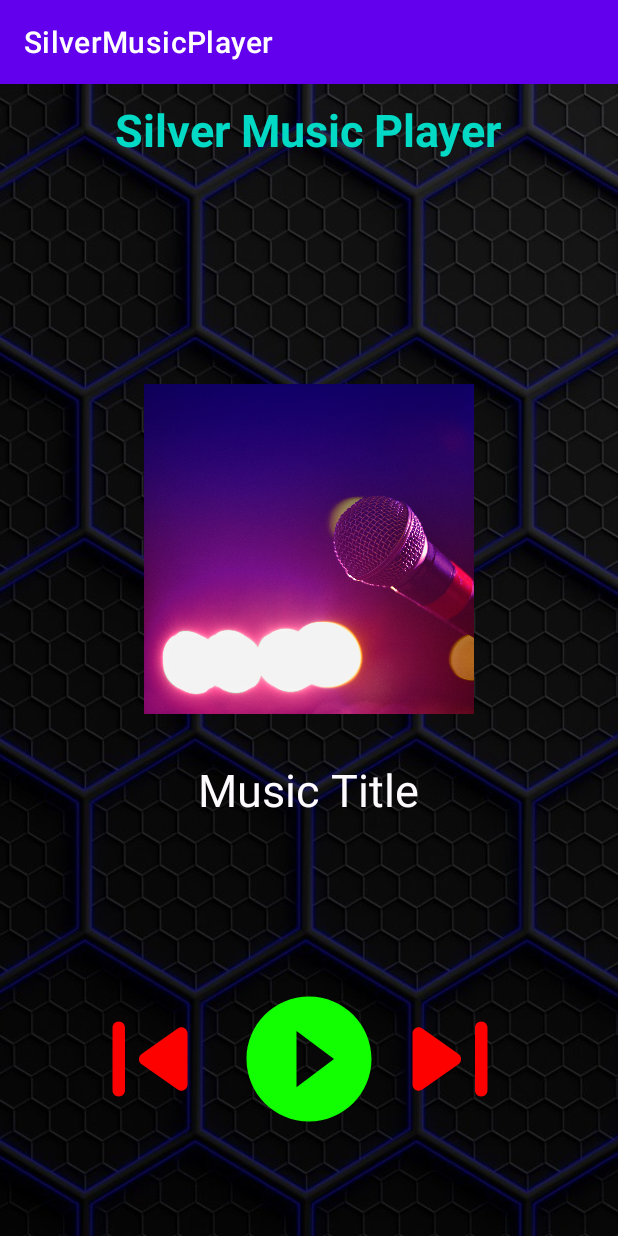
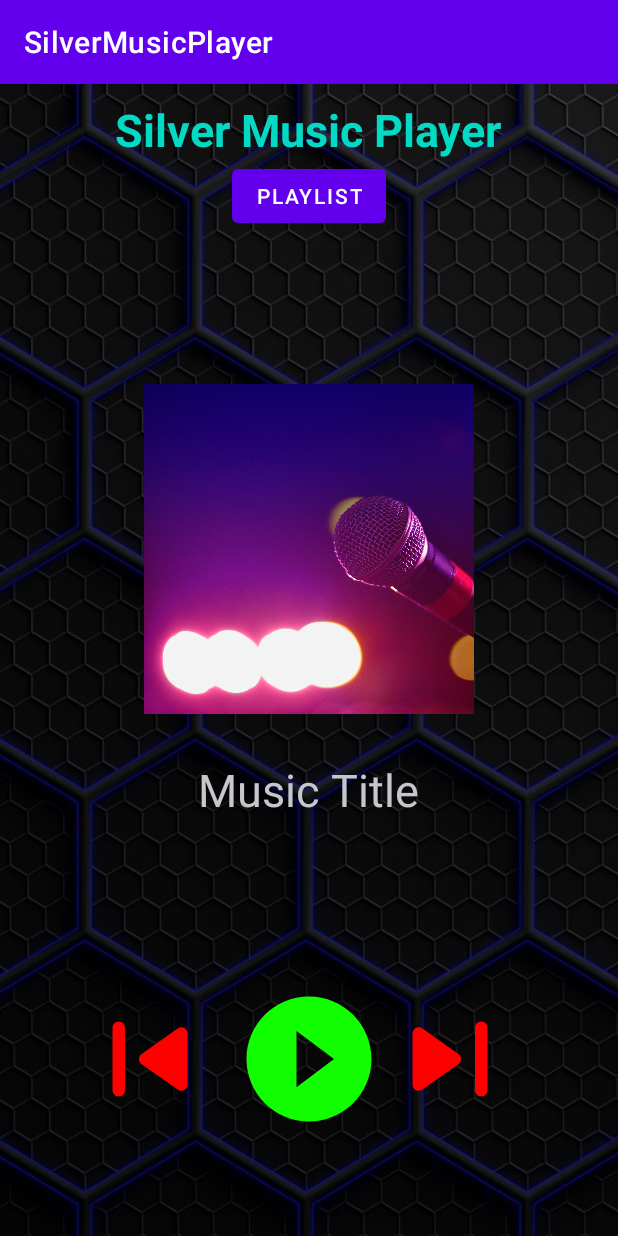
Before and after one commit to gnsgns6/SilverMusicPlayer2, an Android app: the screen it shows after launch (MainActivity), on a phone screen of 412 x 824 dp. Run offline under Robolectric (Android 15) with nearby library versions, the phone set to English and light mode, and no system bars.

Commit message:
Initial Code

```diff
--- a/app/src/main/res/layout/activity_main.xml
+++ b/app/src/main/res/layout/activity_main.xml
@@ -18,13 +18,23 @@
         android:textSize="30sp"
         android:layout_centerHorizontal="true"
         android:layout_marginTop="450dp"
-        android:textColor="@color/material_dynamic_neutral99"
+        android:textColor="@color/material_dynamic_neutral80"
         />
 
+    <Button
+        android:id="@+id/play_button"
+        android:layout_width="wrap_content"
+        android:layout_height="wrap_content"
+        android:text="@string/playlist"
+        android:layout_below="@id/heading"
+        android:layout_centerHorizontal="true"
+
+        />
     <androidx.cardview.widget.CardView
         android:id="@+id/roundCardView"
         android:layout_marginTop="200dp"
         android:layout_width="220dp"
+
         android:layout_height="220dp"
         android:layout_centerHorizontal="true"
         android:elevation="0dp"
@@ -38,6 +48,7 @@
     </androidx.cardview.widget.CardView>
 
     <TextView
+        android:id="@+id/heading"
     android:layout_width="wrap_content"
     android:layout_height="wrap_content"
     android:text="@string/silver_music_player"
--- a/app/src/main/res/values/strings.xml
+++ b/app/src/main/res/values/strings.xml
@@ -8,4 +8,6 @@
     <string name="round_music">round_music</string>
     <string name="round_image">round_image</string>
     <string name="music_title">Music Title</string>
+    <string name="song_title">Song Title</string>
+    <string name="playlist">playlist</string>
 </resources>
--- a/build.gradle
+++ b/build.gradle
@@ -1,5 +1,5 @@
 // Top-level build file where you can add configuration options common to all sub-projects/modules.
 plugins {
-    id 'com.android.application' version '7.4.1' apply false
-    id 'com.android.library' version '7.4.1' apply false
+    id 'com.android.application' version '7.4.2' apply false
+    id 'com.android.library' version '7.4.2' apply false
 }
```
